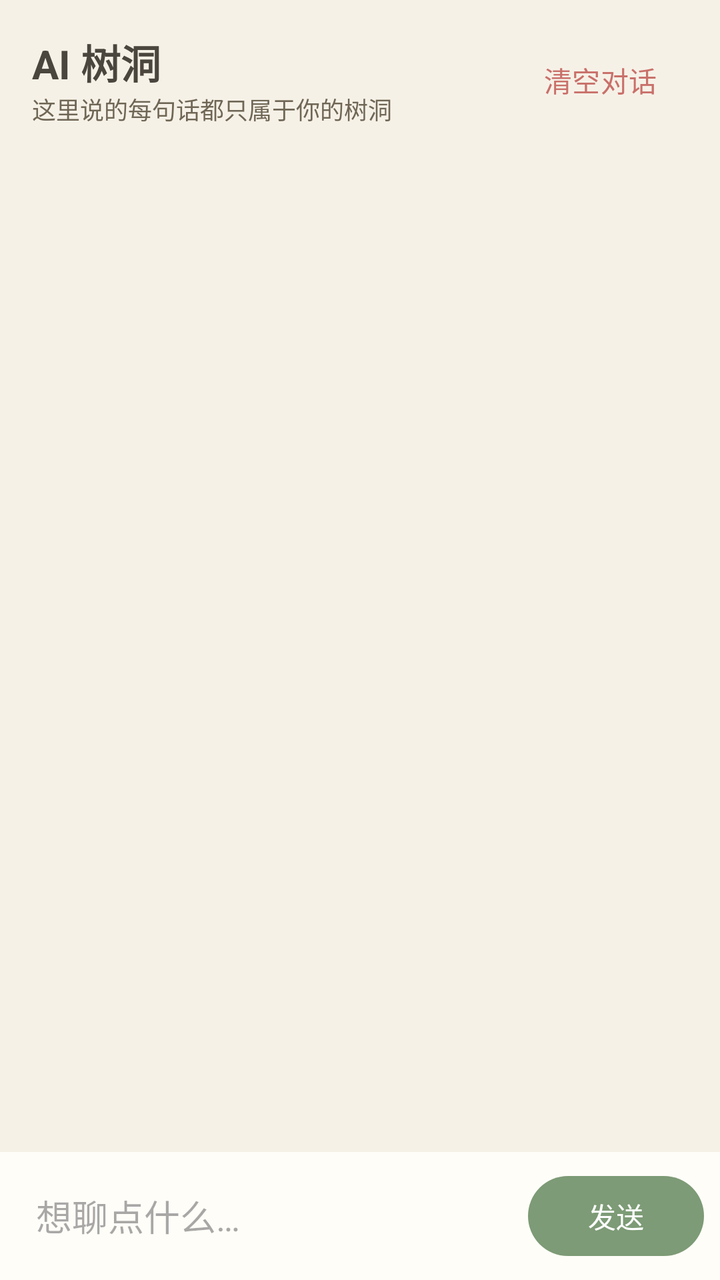
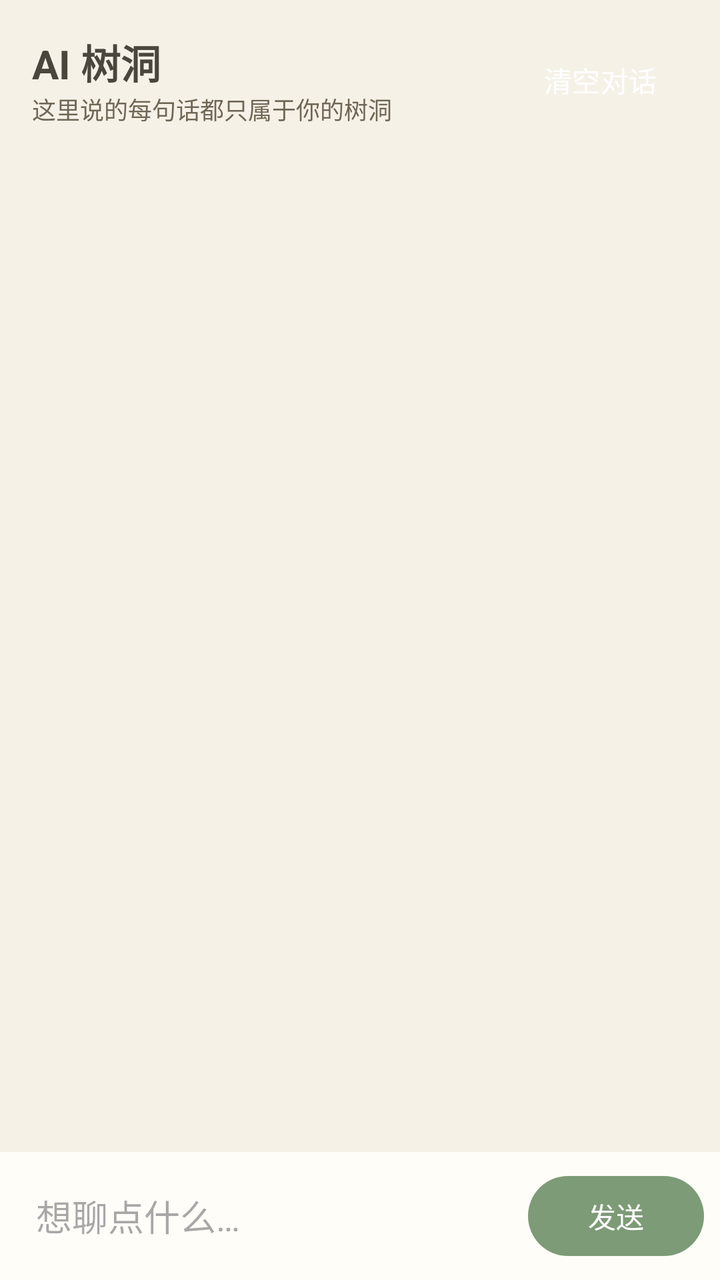

An Android layout rendered at two revisions. The XML below is the earlier revision; the diff shows what the commit changed to produce the second picture.
<!-- AndroidManifest.xml: application theme Theme.MoodTree -->
<!-- res/layout/fragment_chat.xml -->
<?xml version="1.0" encoding="utf-8"?>
<LinearLayout xmlns:android="http://schemas.android.com/apk/res/android"
    android:layout_width="match_parent"
    android:layout_height="match_parent"
    android:orientation="vertical"
    android:background="@color/bg">

    <LinearLayout
        android:layout_width="match_parent"
        android:layout_height="wrap_content"
        android:orientation="horizontal"
        android:gravity="center_vertical"
        android:padding="16dp">

        <LinearLayout
            android:layout_width="0dp"
            android:layout_height="wrap_content"
            android:layout_weight="1"
            android:orientation="vertical">

            <TextView
                android:layout_width="wrap_content"
                android:layout_height="wrap_content"
                android:text="AI 树洞"
                android:textColor="@color/ink"
                android:textSize="20sp"
                android:textStyle="bold" />

            <TextView
                android:layout_width="wrap_content"
                android:layout_height="wrap_content"
                android:text="这里说的每句话都只属于你的树洞"
                android:textColor="@color/ink_soft"
                android:textSize="12sp" />
        </LinearLayout>

        <Button
            android:id="@+id/btnClear"
            style="@style/Widget.Material3.Button.TextButton"
            android:layout_width="wrap_content"
            android:layout_height="wrap_content"
            android:text="清空对话"
            android:textColor="@color/danger" />
    </LinearLayout>

    <TextView
        android:id="@+id/tvBanner"
        android:layout_width="match_parent"
        android:layout_height="wrap_content"
        android:padding="12dp"
        android:layout_marginHorizontal="12dp"
        android:background="#f0e6d2"
        android:textColor="@color/ink"
        android:textSize="13sp"
        android:visibility="gone" />

    <androidx.recyclerview.widget.RecyclerView
        android:id="@+id/rvMessages"
        android:layout_width="match_parent"
        android:layout_height="0dp"
        android:layout_weight="1"
        android:clipToPadding="false"
        android:padding="8dp" />

    <LinearLayout
        android:layout_width="match_parent"
        android:layout_height="wrap_content"
        android:orientation="horizontal"
        android:gravity="center_vertical"
        android:padding="8dp"
        android:background="@color/card">

        <EditText
            android:id="@+id/etInput"
            android:layout_width="0dp"
            android:layout_height="wrap_content"
            android:layout_weight="1"
            android:hint="想聊点什么…"
            android:background="@android:color/transparent"
            android:padding="10dp"
            android:maxLines="3"
            android:inputType="textMultiLine|textCapSentences"
            android:imeOptions="actionSend" />

        <Button
            android:id="@+id/btnSend"
            android:layout_width="wrap_content"
            android:layout_height="wrap_content"
            android:text="发送" />
    </LinearLayout>
</LinearLayout>
<!-- resources referenced by this layout -->
<resources>
  <color name="bg">#f6f1e7</color>
  <color name="card">#fffdf8</color>
  <color name="danger">#c9706a</color>
  <color name="ink">#4a453d</color>
  <color name="ink_soft">#6f6655</color>
  <style name="Theme.MoodTree" parent="Theme.Material3.DayNight.NoActionBar">
          <item name="android:windowBackground">@color/bg</item>
          <item name="android:statusBarColor">@color/bg</item>
          <item name="android:windowLightStatusBar">true</item>
          <item name="colorPrimary">@color/accent</item>
          <item name="colorOnPrimary">@color/white</item>
          <item name="colorAccent">@color/accent</item>
      </style>
  <color name="accent">#7d9b76</color>
  <color name="white">#ffffff</color>
</resources>

<!-- the commit's change to res/layout/fragment_chat.xml (unified diff, before → after) -->
@@ -40,7 +40,7 @@
             android:layout_width="wrap_content"
             android:layout_height="wrap_content"
             android:text="清空对话"
-            android:textColor="@color/danger" />
+            android:textColor="@color/white" />
     </LinearLayout>
 
     <TextView
<!-- resource entries referenced after the edit -->
@@ -2,7 +2,6 @@
 <resources>
   <color name="bg">#f6f1e7</color>
   <color name="card">#fffdf8</color>
-  <color name="danger">#c9706a</color>
   <color name="ink">#4a453d</color>
   <color name="ink_soft">#6f6655</color>
   <style name="Theme.MoodTree" parent="Theme.Material3.DayNight.NoActionBar">
